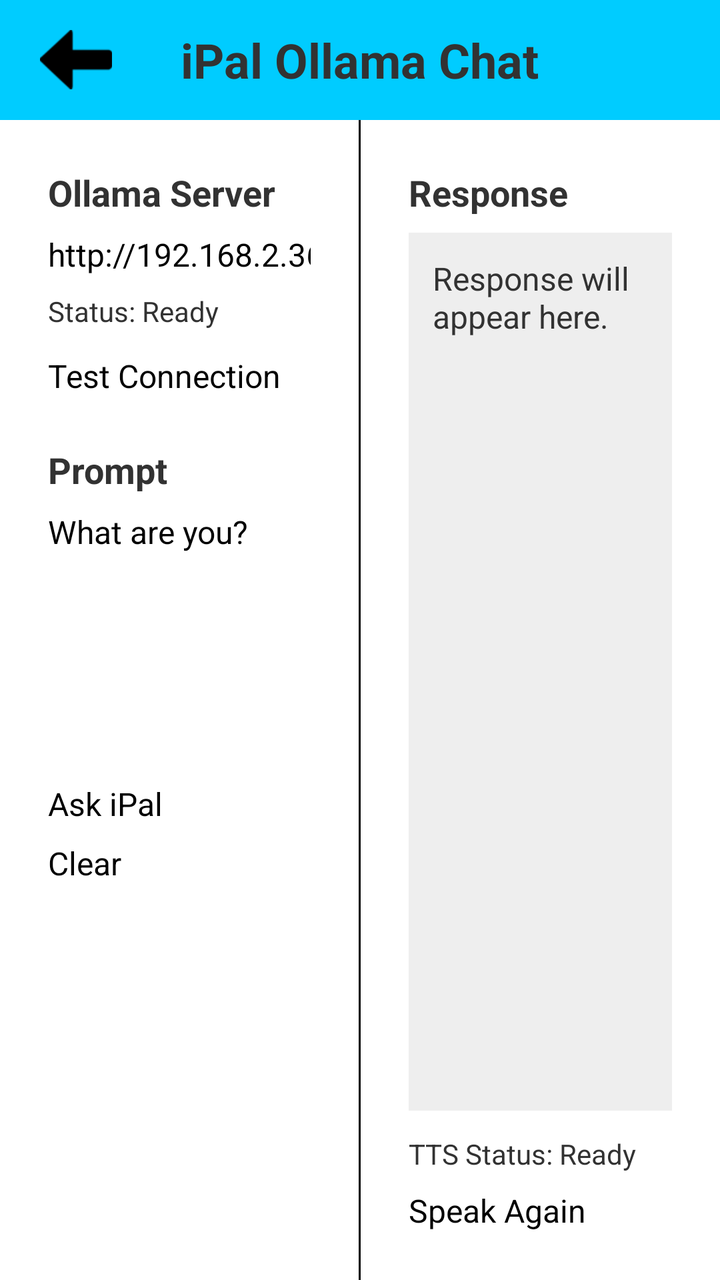
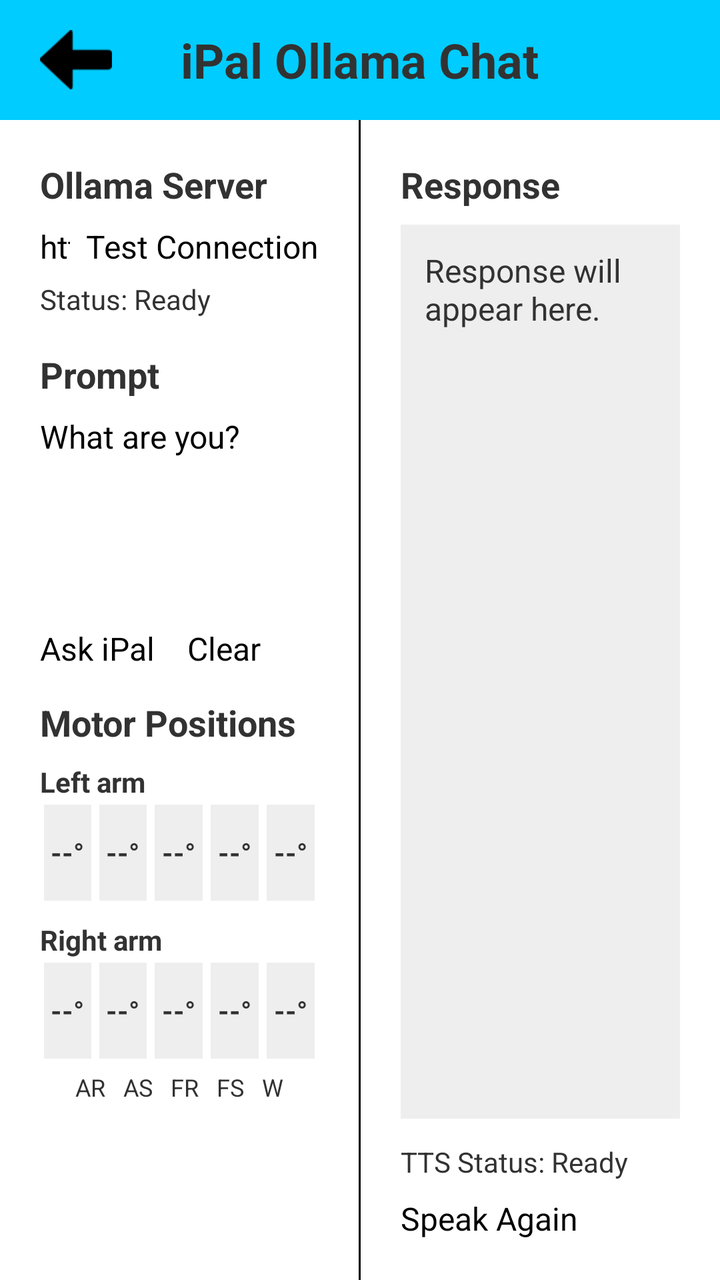

Compare the two renders of this Android layout. The source of the first and the diff that turns it into the second are given below.
<!-- AndroidManifest.xml: application theme AppTheme -->
<!-- res/layout/activity_main.xml -->
<LinearLayout xmlns:android="http://schemas.android.com/apk/res/android"
    xmlns:tools="http://schemas.android.com/tools"
    android:layout_width="match_parent"
    android:layout_height="match_parent"
    android:orientation="vertical"
    tools:context=".MainActivity">

    <include layout="@layout/common_title" />

    <LinearLayout
        android:layout_width="match_parent"
        android:layout_height="match_parent"
        android:orientation="horizontal">

        
        <LinearLayout
            android:layout_width="0dp"
            android:layout_height="match_parent"
            android:layout_weight="1"
            android:orientation="vertical"
            android:padding="24dp">

            <TextView
                android:layout_width="match_parent"
                android:layout_height="wrap_content"
                android:text="Ollama Server"
                android:textSize="18sp"
                android:textStyle="bold" />

            <EditText
                android:id="@+id/et_server_url"
                android:layout_width="match_parent"
                android:layout_height="wrap_content"
                android:layout_marginTop="8dp"
                android:hint="http://192.168.2.36:11434"
                android:singleLine="true"
                android:text="http://192.168.2.36:11434" />

            <TextView
                android:id="@+id/tv_connection_status"
                android:layout_width="match_parent"
                android:layout_height="wrap_content"
                android:layout_marginTop="8dp"
                android:text="Status: Ready"
                android:textSize="14sp" />

            <Button
                android:id="@+id/btn_test_connection"
                android:layout_width="match_parent"
                android:layout_height="wrap_content"
                android:layout_marginTop="12dp"
                android:text="Test Connection" />

            <TextView
                android:layout_width="match_parent"
                android:layout_height="wrap_content"
                android:layout_marginTop="24dp"
                android:text="Prompt"
                android:textSize="18sp"
                android:textStyle="bold" />

            <EditText
                android:id="@+id/et_prompt"
                android:layout_width="match_parent"
                android:layout_height="120dp"
                android:layout_marginTop="8dp"
                android:gravity="top"
                android:hint="Ask iPal something..."
                android:inputType="textMultiLine"
                android:text="What are you?" />

            <Button
                android:id="@+id/btn_ask_ipal"
                android:layout_width="match_parent"
                android:layout_height="wrap_content"
                android:layout_marginTop="16dp"
                android:text="Ask iPal" />

            <Button
                android:id="@+id/btn_clear"
                android:layout_width="match_parent"
                android:layout_height="wrap_content"
                android:layout_marginTop="8dp"
                android:text="Clear" />

        </LinearLayout>

        <View
            android:layout_width="1dp"
            android:layout_height="match_parent"
            android:background="#000000" />

        
        <LinearLayout
            android:layout_width="0dp"
            android:layout_height="match_parent"
            android:layout_weight="1"
            android:orientation="vertical"
            android:padding="24dp">

            <TextView
                android:layout_width="match_parent"
                android:layout_height="wrap_content"
                android:text="Response"
                android:textSize="18sp"
                android:textStyle="bold" />

            <ScrollView
                android:layout_width="match_parent"
                android:layout_height="0dp"
                android:layout_marginTop="8dp"
                android:layout_weight="1"
                android:background="#EEEEEE"
                android:padding="12dp">

                <TextView
                    android:id="@+id/tv_response"
                    android:layout_width="match_parent"
                    android:layout_height="wrap_content"
                    android:text="Response will appear here."
                    android:textSize="16sp" />
            </ScrollView>

            <TextView
                android:id="@+id/tv_tts_status"
                android:layout_width="match_parent"
                android:layout_height="wrap_content"
                android:layout_marginTop="12dp"
                android:text="TTS Status: Ready" />

            <Button
                android:id="@+id/btn_speak_again"
                android:layout_width="match_parent"
                android:layout_height="wrap_content"
                android:layout_marginTop="8dp"
                android:text="Speak Again" />

        </LinearLayout>

    </LinearLayout>

</LinearLayout>
<!-- res/layout/common_title.xml (included above) -->
<?xml version="1.0" encoding="utf-8"?>
<RelativeLayout xmlns:android="http://schemas.android.com/apk/res/android"
    android:layout_width="match_parent"
    android:layout_height="60dp"
    android:background="#00CCFF">

    <ImageView
        android:id="@+id/common_title_back"
        android:layout_width="wrap_content"
        android:layout_height="wrap_content"
        android:layout_centerVertical="true"
        android:layout_marginLeft="20dp"
        android:src="@drawable/icon_back" />

    <TextView
        android:id="@+id/common_title_text"
        android:layout_width="wrap_content"
        android:layout_height="wrap_content"
        android:layout_centerInParent="true"
        android:text="iPal Ollama Chat"
        android:textSize="24sp"
        android:textStyle="bold" />

</RelativeLayout>
<!-- resources referenced by this layout -->
<resources>
  <!-- drawable icon_back: png bitmap (drawable-xhdpi, 1595 bytes) -->
  <style name="AppTheme" parent="AppBaseTheme">
          
      </style>
  <style name="AppBaseTheme" parent="android:Theme.Light">
          
      </style>
</resources>

<!-- the commit's change to res/layout/activity_main.xml (unified diff, before → after) -->
@@ -12,13 +12,12 @@
         android:layout_height="match_parent"
         android:orientation="horizontal">
 
-        
         <LinearLayout
             android:layout_width="0dp"
             android:layout_height="match_parent"
             android:layout_weight="1"
             android:orientation="vertical"
-            android:padding="24dp">
+            android:padding="20dp">
 
             <TextView
                 android:layout_width="match_parent"
@@ -27,34 +26,41 @@
                 android:textSize="18sp"
                 android:textStyle="bold" />
 
-            <EditText
-                android:id="@+id/et_server_url"
-                android:layout_width="match_parent"
-                android:layout_height="wrap_content"
-                android:layout_marginTop="8dp"
-                android:hint="http://192.168.2.36:11434"
-                android:singleLine="true"
-                android:text="http://192.168.2.36:11434" />
+            <LinearLayout
+                android:layout_width="match_parent"
+                android:layout_height="wrap_content"
+                android:layout_marginTop="8dp"
+                android:orientation="horizontal">
+
+                <EditText
+                    android:id="@+id/et_server_url"
+                    android:layout_width="0dp"
+                    android:layout_height="wrap_content"
+                    android:layout_weight="1"
+                    android:hint="http://192.168.2.36:11434"
+                    android:singleLine="true"
+                    android:text="http://192.168.2.36:11434" />
+
+                <Button
+                    android:id="@+id/btn_test_connection"
+                    android:layout_width="wrap_content"
+                    android:layout_height="wrap_content"
+                    android:layout_marginLeft="8dp"
+                    android:text="Test Connection" />
+            </LinearLayout>
 
             <TextView
                 android:id="@+id/tv_connection_status"
                 android:layout_width="match_parent"
                 android:layout_height="wrap_content"
-                android:layout_marginTop="8dp"
+                android:layout_marginTop="6dp"
                 android:text="Status: Ready"
                 android:textSize="14sp" />
 
-            <Button
-                android:id="@+id/btn_test_connection"
-                android:layout_width="match_parent"
-                android:layout_height="wrap_content"
-                android:layout_marginTop="12dp"
-                android:text="Test Connection" />
-
-            <TextView
-                android:layout_width="match_parent"
-                android:layout_height="wrap_content"
-                android:layout_marginTop="24dp"
+            <TextView
+                android:layout_width="match_parent"
+                android:layout_height="wrap_content"
+                android:layout_marginTop="16dp"
                 android:text="Prompt"
                 android:textSize="18sp"
                 android:textStyle="bold" />
@@ -62,26 +68,188 @@
             <EditText
                 android:id="@+id/et_prompt"
                 android:layout_width="match_parent"
-                android:layout_height="120dp"
+                android:layout_height="96dp"
                 android:layout_marginTop="8dp"
                 android:gravity="top"
                 android:hint="Ask iPal something..."
                 android:inputType="textMultiLine"
                 android:text="What are you?" />
 
-            <Button
-                android:id="@+id/btn_ask_ipal"
-                android:layout_width="match_parent"
-                android:layout_height="wrap_content"
-                android:layout_marginTop="16dp"
-                android:text="Ask iPal" />
-
-            <Button
-                android:id="@+id/btn_clear"
-                android:layout_width="match_parent"
-                android:layout_height="wrap_content"
-                android:layout_marginTop="8dp"
-                android:text="Clear" />
+            <LinearLayout
+                android:layout_width="match_parent"
+                android:layout_height="wrap_content"
+                android:layout_marginTop="10dp"
+                android:orientation="horizontal">
+
+                <Button
+                    android:id="@+id/btn_ask_ipal"
+                    android:layout_width="0dp"
+                    android:layout_height="wrap_content"
+                    android:layout_weight="1"
+                    android:text="Ask iPal" />
+
+                <Button
+                    android:id="@+id/btn_clear"
+                    android:layout_width="0dp"
+                    android:layout_height="wrap_content"
+                    android:layout_marginLeft="8dp"
+                    android:layout_weight="1"
+                    android:text="Clear" />
+            </LinearLayout>
+
+            <TextView
+                android:layout_width="match_parent"
+                android:layout_height="wrap_content"
+                android:layout_marginTop="14dp"
+                android:text="Motor Positions"
+                android:textSize="18sp"
+                android:textStyle="bold" />
+
+            <TextView
+                android:layout_width="match_parent"
+                android:layout_height="wrap_content"
+                android:layout_marginTop="8dp"
+                android:text="Left arm"
+                android:textStyle="bold" />
+
+            <LinearLayout
+                android:layout_width="match_parent"
+                android:layout_height="wrap_content"
+                android:orientation="horizontal"
+                android:weightSum="5">
+
+                <TextView
+                    android:id="@+id/tv_left_arm_rotation"
+                    android:layout_width="0dp"
+                    android:layout_height="48dp"
+                    android:layout_margin="2dp"
+                    android:layout_weight="1"
+                    android:background="#EEEEEE"
+                    android:gravity="center"
+                    android:text="--°"
+                    android:textStyle="bold" />
+
+                <TextView
+                    android:id="@+id/tv_left_arm_swing"
+                    android:layout_width="0dp"
+                    android:layout_height="48dp"
+                    android:layout_margin="2dp"
+                    android:layout_weight="1"
+                    android:background="#EEEEEE"
+                    android:gravity="center"
+                    android:text="--°"
+                    android:textStyle="bold" />
+
+                <TextView
+                    android:id="@+id/tv_left_forearm_rotation"
+                    android:layout_width="0dp"
+                    android:layout_height="48dp"
+                    android:layout_margin="2dp"
+                    android:layout_weight="1"
+                    android:background="#EEEEEE"
+                    android:gravity="center"
+                    android:text="--°"
+                    android:textStyle="bold" />
+
+                <TextView
+                    android:id="@+id/tv_left_forearm_swing"
+                    android:layout_width="0dp"
+                    android:layout_height="48dp"
+                    android:layout_margin="2dp"
+                    android:layout_weight="1"
+                    android:background="#EEEEEE"
+                    android:gravity="center"
+                    android:text="--°"
+                    android:textStyle="bold" />
+
+                <TextView
+                    android:id="@+id/tv_left_wrist"
+                    android:layout_width="0dp"
+                    android:layout_height="48dp"
+                    android:layout_margin="2dp"
+                    android:layout_weight="1"
+                    android:background="#EEEEEE"
+                    android:gravity="center"
+                    android:text="--°"
+                    android:textStyle="bold" />
+            </LinearLayout>
+
+            <TextView
+                android:layout_width="match_parent"
+                android:layout_height="wrap_content"
+                android:layout_marginTop="8dp"
+                android:text="Right arm"
+                android:textStyle="bold" />
+
+            <LinearLayout
+                android:layout_width="match_parent"
+                android:layout_height="wrap_content"
+                android:orientation="horizontal"
+                android:weightSum="5">
+
+                <TextView
+                    android:id="@+id/tv_right_arm_rotation"
+                    android:layout_width="0dp"
+                    android:layout_height="48dp"
+                    android:layout_margin="2dp"
+                    android:layout_weight="1"
+                    android:background="#EEEEEE"
+                    android:gravity="center"
+                    android:text="--°"
+                    android:textStyle="bold" />
+
+                <TextView
+                    android:id="@+id/tv_right_arm_swing"
+                    android:layout_width="0dp"
+                    android:layout_height="48dp"
+                    android:layout_margin="2dp"
+                    android:layout_weight="1"
+                    android:background="#EEEEEE"
+                    android:gravity="center"
+                    android:text="--°"
+                    android:textStyle="bold" />
+
+                <TextView
+                    android:id="@+id/tv_right_forearm_rotation"
+                    android:layout_width="0dp"
+                    android:layout_height="48dp"
+                    android:layout_margin="2dp"
+                    android:layout_weight="1"
+                    android:background="#EEEEEE"
+                    android:gravity="center"
+                    android:text="--°"
+                    android:textStyle="bold" />
+
+                <TextView
+                    android:id="@+id/tv_right_forearm_swing"
+                    android:layout_width="0dp"
+                    android:layout_height="48dp"
+                    android:layout_margin="2dp"
+                    android:layout_weight="1"
+                    android:background="#EEEEEE"
+                    android:gravity="center"
+                    android:text="--°"
+                    android:textStyle="bold" />
+
+                <TextView
+                    android:id="@+id/tv_right_wrist"
+                    android:layout_width="0dp"
+                    android:layout_height="48dp"
+                    android:layout_margin="2dp"
+                    android:layout_weight="1"
+                    android:background="#EEEEEE"
+                    android:gravity="center"
+                    android:text="--°"
+                    android:textStyle="bold" />
+            </LinearLayout>
+
+            <TextView
+                android:layout_width="match_parent"
+                android:layout_height="wrap_content"
+                android:layout_marginTop="4dp"
+                android:text="AR   AS   FR   FS   W"
+                android:textSize="12sp"
+                android:gravity="center" />
 
         </LinearLayout>
 
@@ -90,13 +258,12 @@
             android:layout_height="match_parent"
             android:background="#000000" />
 
-        
         <LinearLayout
             android:layout_width="0dp"
             android:layout_height="match_parent"
             android:layout_weight="1"
             android:orientation="vertical"
-            android:padding="24dp">
+            android:padding="20dp">
 
             <TextView
                 android:layout_width="match_parent"
